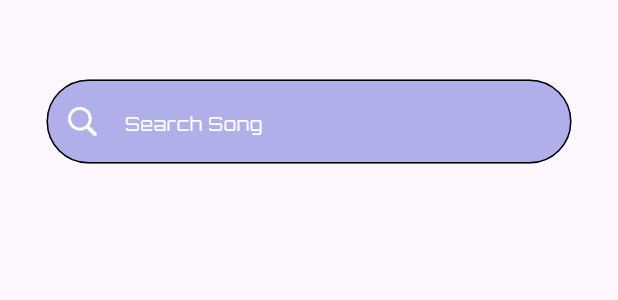
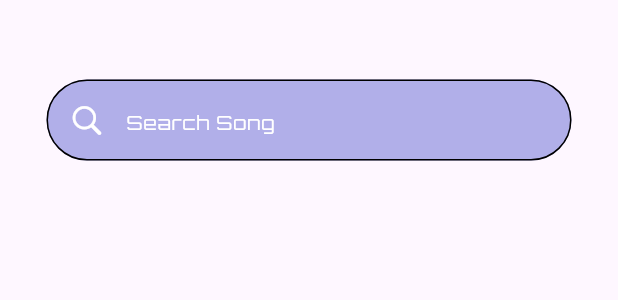
Before and after one commit to PhilopaterNabil/CODSOFT, a Flutter app: the CustomTextFieldHomeScreen widget shown alone on an empty page, opened directly, on a phone screen of 412 x 824 dp. Shown: the top 300 px of the screen. Run offline on Flutter 3.47's test engine with Material 3 defaults, Android fonts, the phone set to English and light mode, and no system bars; our stand-ins replace bloc, cloud_firestore, curved_navigation_bar, date_picker_timeline, equatable, firebase_core and 14 more; accounts and stored records are empty.

Commit message:
Refactor color, font, padding, and string values
- Refactored color values to include a new light white color
- Updated font size value from 12 to 13
- Added new padding values for use in UI
- Added a new string value for search song
- Updated the custom text field widget to use the new values for padding, color, and string
- Made use of the new radius value for the border radius of the text field.

```diff
--- a/Music Player App/lib/core/resources/color_managers.dart
+++ b/Music Player App/lib/core/resources/color_managers.dart
@@ -6,6 +6,7 @@ class ColorManagers {
   static const Color kThirdPrimaryColor = Color(0xff854F9F);
   static const Color kDarkBlueColor = Color(0xff261F5C);
   static const Color kWhiteColor = Colors.white;
+  static const Color kLightWhiteColor =  Color(0xffB1AFE9);
   static const Color kLightColor = Color(0xff3097C5);
   static const Color kLightBlueColor = Color(0xff80CFF2);
   static const Color kLight2BlueColor = Color(0xff2F5D9A);
--- a/Music Player App/lib/core/resources/font_managers.dart
+++ b/Music Player App/lib/core/resources/font_managers.dart
@@ -7,7 +7,7 @@ class FontManagers {
 }
 
 class FontSizeManagers {
-  static const double kFontSize12 = 12;
+  static const double kFontSize13 = 13;
   static const double kFontSize15 = 15;
   static const double kFontSize18 = 18;
   static const double kFontSize50 = 50;
--- a/Music Player App/lib/core/resources/padding_value.dart
+++ b/Music Player App/lib/core/resources/padding_value.dart
@@ -1,4 +1,8 @@
 class PaddingValue {
+  static const double kPadding10 = 10;
+  static const double kPadding15 = 15;
+  static const double kPadding31 = 31;
+  static const double kPadding53 = 53;
   static const double kPadding64 = 64;
   static const double kPadding70 = 70;
 }
--- a/Music Player App/lib/core/resources/strings_values_managers.dart
+++ b/Music Player App/lib/core/resources/strings_values_managers.dart
@@ -4,4 +4,5 @@ class StringsValuesManagers {
   static const String subTitleOnBoardingScreen =
       'Find Your Latest Favourite Music From Our Collection';
   static const String getStarted = 'Get Started';
+  static const String searchSong = 'Search Song';
 }
--- a/Music Player App/lib/features/main_home/widgets/custom_text_field_home_screen.dart
+++ b/Music Player App/lib/features/main_home/widgets/custom_text_field_home_screen.dart
@@ -2,6 +2,9 @@ import 'package:flutter/cupertino.dart';
 import 'package:flutter/material.dart';
 import 'package:music_player_app/core/resources/color_managers.dart';
 import 'package:music_player_app/core/resources/font_managers.dart';
+import 'package:music_player_app/core/resources/padding_value.dart';
+import 'package:music_player_app/core/resources/radius_values_managers.dart';
+import 'package:music_player_app/core/resources/strings_values_managers.dart';
 
 class CustomTextFieldHomeScreen extends StatelessWidget {
   const CustomTextFieldHomeScreen({super.key});
@@ -9,24 +12,32 @@ class CustomTextFieldHomeScreen extends StatelessWidget {
   @override
   Widget build(BuildContext context) {
     return Padding(
-      padding: const EdgeInsets.only(top: 53, left: 31, right: 31),
+      padding: const EdgeInsets.only(
+          top: PaddingValue.kPadding53,
+          left: PaddingValue.kPadding31,
+          right: PaddingValue.kPadding31),
       child: TextField(
         decoration: InputDecoration(
           filled: true,
-          fillColor: const Color(0xffB1AFE9),
-          prefixIcon: const Icon(CupertinoIcons.search,
-              color: ColorManagers.kWhiteColor),
-          hintText: 'Search Song',
+          fillColor: ColorManagers.kLightWhiteColor,
+          prefixIcon: const Padding(
+            padding: EdgeInsets.only(
+                left: PaddingValue.kPadding15, right: PaddingValue.kPadding10),
+            child:
+                Icon(CupertinoIcons.search, color: ColorManagers.kWhiteColor),
+          ),
+          contentPadding: const EdgeInsets.all(PaddingValue.kPadding15),
+          hintText: StringsValuesManagers.searchSong,
           hintStyle: const TextStyle(
             color: ColorManagers.kWhiteColor,
-            fontSize: FontSizeManagers.kFontSize12,
+            fontSize: FontSizeManagers.kFontSize13,
             fontWeight: FontWeightManagers.kRegular,
           ),
           border: OutlineInputBorder(
-            borderRadius: BorderRadius.circular(50),
+            borderRadius: BorderRadius.circular(RadiusValuesManagers.kRadius50),
           ),
           enabledBorder: OutlineInputBorder(
-            borderRadius: BorderRadius.circular(50),
+            borderRadius: BorderRadius.circular(RadiusValuesManagers.kRadius50),
           ),
         ),
       ),
```
